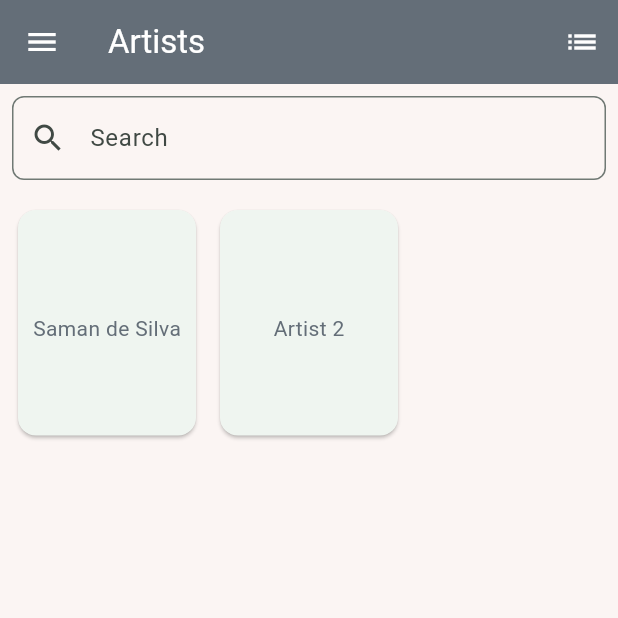
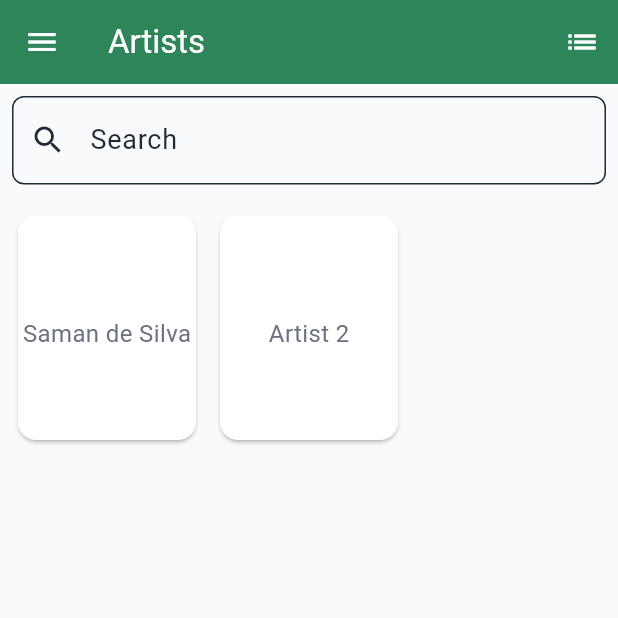
Before and after one commit to SandunC000/chords_app, a Flutter app: the screen it shows after launch, on a phone screen of 412 x 824 dp, the top half of it. Run offline on Flutter 3.47's test engine with Material 3 defaults, Android fonts, the phone set to English and light mode, and no system bars.

Commit message:
color changes

```diff
--- a/lib/main.dart
+++ b/lib/main.dart
@@ -14,6 +14,26 @@ void main() {
       child: const MyApp(),
     ),
   );
+}
+
+class AppColors {
+  // Shared primary color (green-based, soft)
+  static const primary = Color(0xFF4CAF50);
+  static const primaryDark = Color(0xFF81C784);
+
+  // Light theme
+  static const lightBackground = Color(0xFFF9FAFB);
+  static const lightSurface = Color(0xFFFFFFFF);
+  static const lightPrimaryText = Color(0xFF1F2937);
+  static const lightSecondaryText = Color(0xFF6B7280);
+
+  // Dark theme
+  static const darkBackground = Color(0xFF121212);
+  static const darkSurface = Color(0xFF1E1E1E);
+  static const darkPrimaryText = Color(0xFFF9FAFB);
+  static const darkSecondaryText = Color(0xFF9CA3AF);
+
+  static const appBarColor = Color(0xFF2F855A);
 }
 
 class MyApp extends StatelessWidget {
@@ -36,18 +56,26 @@ class MyApp extends StatelessWidget {
 
   ThemeData lightThemeData() {
     return ThemeData(
-      scaffoldBackgroundColor: const Color(0xFFFBF5F3),
-      colorScheme: ColorScheme.fromSeed(
-        seedColor: const Color(0xFF43C59E),
+      scaffoldBackgroundColor: AppColors.lightBackground,
+      colorScheme: const ColorScheme(
         brightness: Brightness.light,
+        primary: AppColors.primary,
+        onPrimary: Colors.white,
+        secondary: Colors.teal,
+        onSecondary: Colors.white,
+        surface: AppColors.lightSurface,
+        onSurface: AppColors.lightPrimaryText,
+        error: Colors.red,
+        onError: Colors.white,
       ),
       appBarTheme: const AppBarTheme(
-        backgroundColor: Color(0xFF646E78),
+        backgroundColor: AppColors.appBarColor,
         foregroundColor: Colors.white,
       ),
       textTheme: const TextTheme(
-        bodyLarge: TextStyle(color: Color(0xFF0F0E0E)),
-        bodyMedium: TextStyle(color: Color(0xFF646E78)),
+        bodyLarge: TextStyle(fontSize: 18, color: AppColors.lightPrimaryText),
+        bodyMedium:
+            TextStyle(fontSize: 16, color: AppColors.lightSecondaryText),
       ),
       useMaterial3: true,
     );
@@ -55,18 +83,25 @@ class MyApp extends StatelessWidget {
 
   ThemeData darkThemeData() {
     return ThemeData(
-      scaffoldBackgroundColor: const Color(0xFF0F0E0E),
-      colorScheme: ColorScheme.fromSeed(
-        seedColor: const Color(0xFF43C59E),
+      scaffoldBackgroundColor: AppColors.darkBackground,
+      colorScheme: ColorScheme(
         brightness: Brightness.dark,
+        primary: AppColors.primaryDark,
+        onPrimary: Colors.black,
+        secondary: Colors.tealAccent,
+        onSecondary: Colors.black,
+        surface: AppColors.darkSurface,
+        onSurface: AppColors.darkPrimaryText,
+        error: Colors.red[400]!,
+        onError: Colors.black,
       ),
       appBarTheme: const AppBarTheme(
-        backgroundColor: Color(0xFF646E78),
+        backgroundColor: AppColors.appBarColor,
         foregroundColor: Colors.white,
       ),
       textTheme: const TextTheme(
-        bodyLarge: TextStyle(color: Color(0xFFFBF5F3)),
-        bodyMedium: TextStyle(color: Color(0xFFCCCCCC)),
+        bodyLarge: TextStyle(fontSize: 18, color: AppColors.darkPrimaryText),
+        bodyMedium: TextStyle(fontSize: 16, color: AppColors.darkSecondaryText),
       ),
       useMaterial3: true,
     );
```
